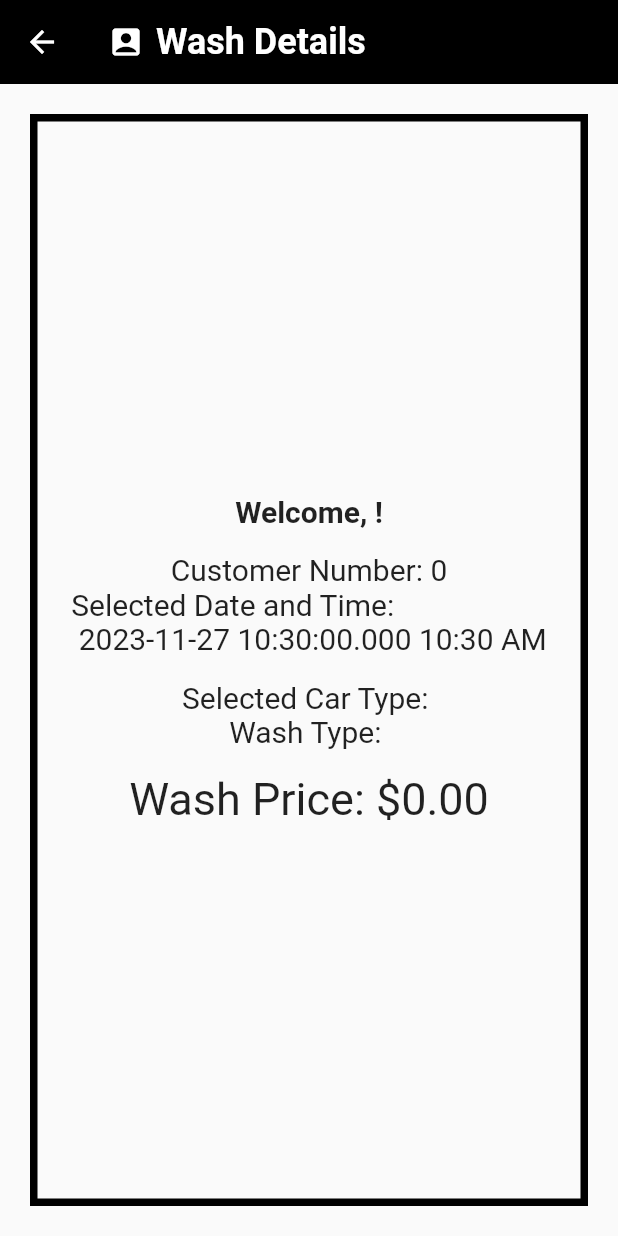
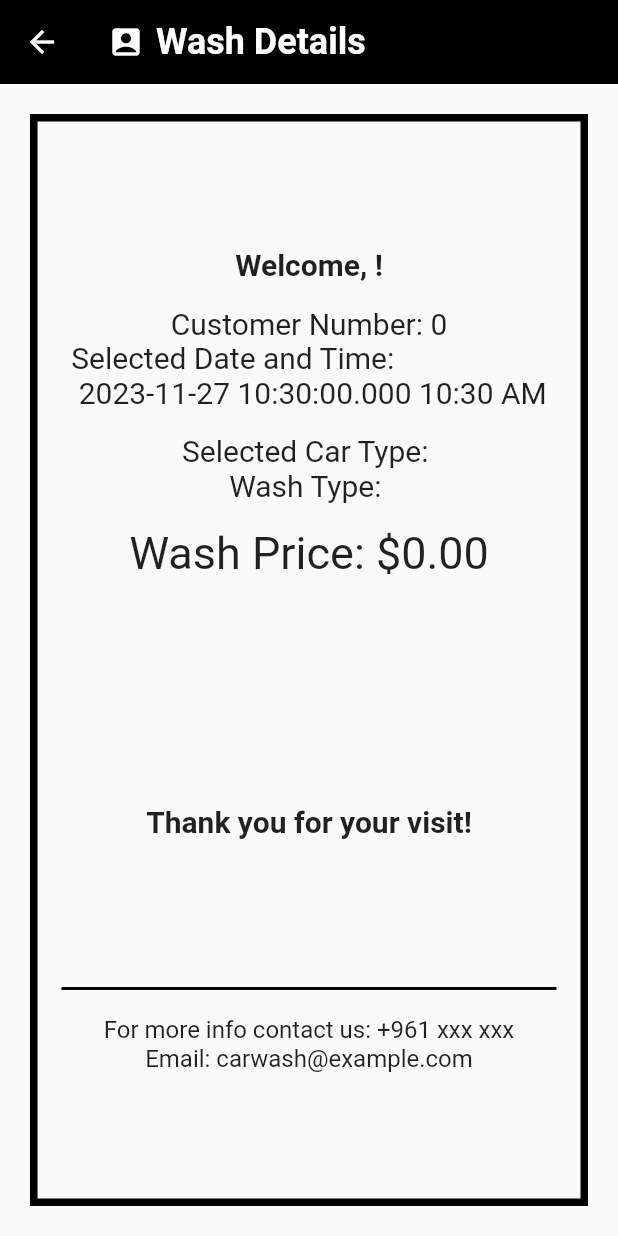
Before and after one commit to Eman-Abdulkader/carwashpartone, a Flutter app: the Page3 screen opened directly with empty values, on a phone screen of 412 x 824 dp. Run offline on Flutter 3.47's test engine with Material 2 defaults, Android fonts, the phone set to English and light mode, and no system bars.

Commit message:
finished project

```diff
--- a/lib/page1.dart
+++ b/lib/page1.dart
@@ -126,6 +126,21 @@ class _HomePageState extends State<HomePage> {
                   },
                 ),
               ),
+              const SizedBox(height: 90),
+             const Divider(
+                height: 20, // You can adjust the height of the line
+                thickness: 2, // You can adjust the thickness of the line
+                color: Colors.black, // You can set the color of the line
+              ),
+              const SizedBox(height: 5),
+              const Text(
+                'For more info contact us: +961 xxx xxx', // Replace XXX with the actual place number
+                style: TextStyle(fontSize: 16),
+              ),
+              const Text(
+                'Email: carwash@example.com', // Replace with the actual email
+                style: TextStyle(fontSize: 16),
+              ),
             ],
           ),
         ),
--- a/lib/page3.dart
+++ b/lib/page3.dart
@@ -89,8 +89,29 @@ class Page3 extends StatelessWidget {
                 ),
 
               ],
+              const SizedBox(height: 150),
+              const Text(
+                'Thank you for your visit!',
+                style: TextStyle(fontSize: 20, fontWeight: FontWeight.bold),
+              ),
+              const SizedBox(height: 90),
+              const Divider(
+                height: 20,
+                thickness: 2,
+                color: Colors.black,
+              ),
+              const SizedBox(height: 8),
+             const Text(
+                'For more info contact us: +961 xxx xxx', // Replace XXX with the actual place number
+                style: TextStyle(fontSize: 16),
+              ),
+             const Text(
+                'Email: carwash@example.com', // Replace with the actual email
+                style: TextStyle(fontSize: 16),
+              ),
             ],
           ),
+
         ),
       ),
     );
```
